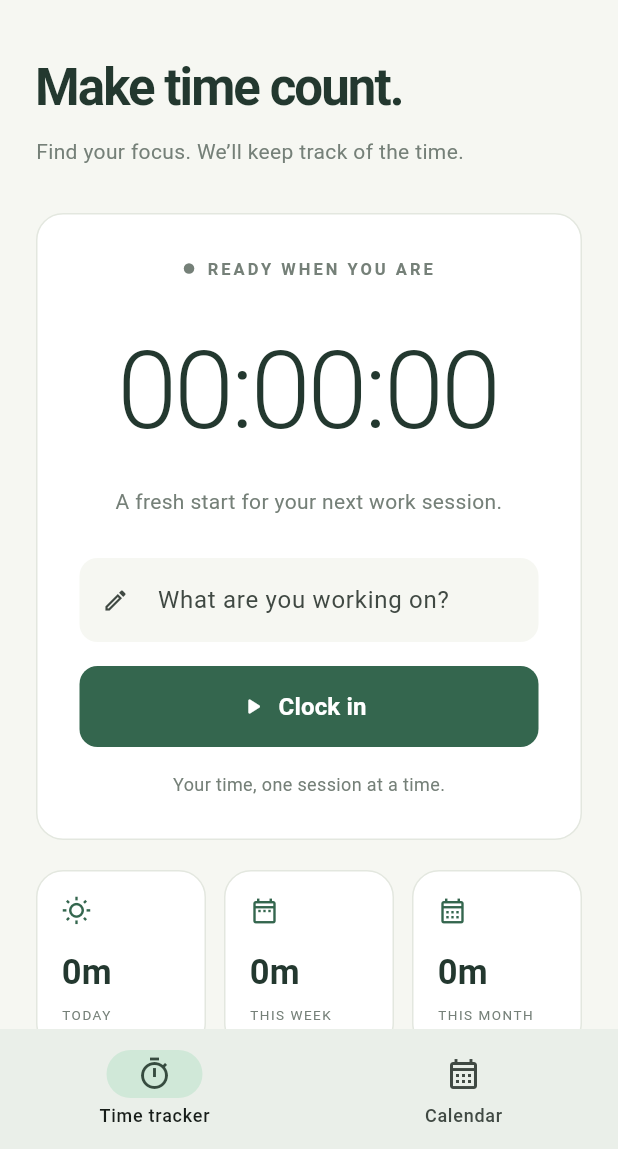
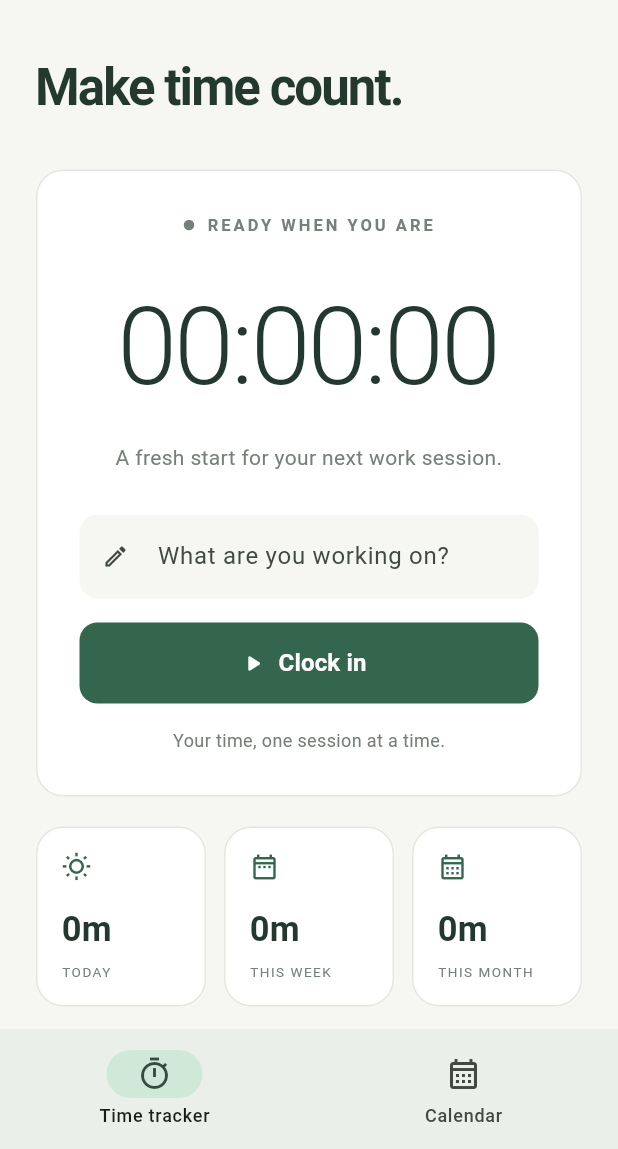
Before and after one commit to AHolmes09/tempo-tracker, a Flutter app: the screen it shows after launch, on a phone screen of 412 x 824 dp, the part 87-1236 px from its top. Run offline on Flutter 3.47's test engine with Material 3 defaults, Android fonts, the phone set to English and light mode, and no system bars; our stand-ins replace shared_preferences; missing offline and left inert: dart:js_interop.

Commit message:
Remove tracker introduction text

```diff
--- a/lib/main.dart
+++ b/lib/main.dart
@@ -437,11 +437,6 @@ class _TrackerPageState extends State<TrackerPage> {
                   fontWeight: FontWeight.w700,
                   letterSpacing: -1.3,
                 ),
-              ),
-              const SizedBox(height: 8),
-              const Text(
-                'Find your focus. We’ll keep track of the time.',
-                style: TextStyle(color: muted, height: 1.5),
               ),
               const SizedBox(height: 30),
               panel(
```
